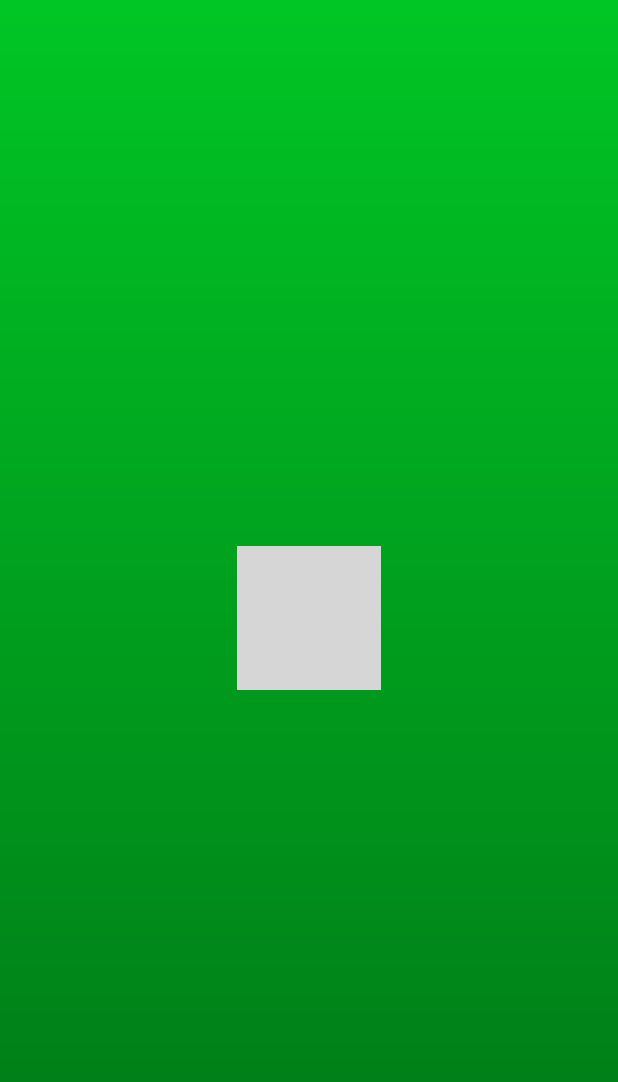
After one commit to antonjolsson/Thirty, an Android app: the SplashActivity screen opened directly, with no data from a screen before it, on a phone screen of 412 x 824 dp. The commit adds this screen. Shown: the top 1082 px of the screen. Run offline under Robolectric (Android 15) with nearby library versions, the phone set to English and light mode, and no system bars; grey boxes are pictures that could not be loaded.

Commit message:
Splash screen!

```diff
--- /dev/null
+++ b/app/src/main/java/com/antware/thirty/SplashActivity.java
@@ -0,0 +1,27 @@
+package com.antware.thirty;
+
+import androidx.appcompat.app.AppCompatActivity;
+
+import android.content.Intent;
+import android.os.Bundle;
+import android.os.Handler;
+
+public class SplashActivity extends AppCompatActivity {
+
+    private final static int SPLASH_DUR = 4000;
+
+    @Override
+    protected void onCreate(Bundle savedInstanceState) {
+        super.onCreate(savedInstanceState);
+        setContentView(R.layout.activity_splash);
+
+        final Intent intent = new Intent(this, GameActivity.class);
+        new Handler().postDelayed(new Runnable() {
+            @Override
+            public void run() {
+                startActivity(intent);
+                finish();
+            }
+        }, SPLASH_DUR);
+    }
+}
--- /dev/null
+++ b/app/src/main/res/layout/activity_splash.xml
@@ -0,0 +1,18 @@
+<?xml version="1.0" encoding="utf-8"?>
+<LinearLayout xmlns:android="http://schemas.android.com/apk/res/android"
+    xmlns:app="http://schemas.android.com/apk/res-auto"
+    xmlns:tools="http://schemas.android.com/tools"
+    android:layout_width="match_parent"
+    android:layout_height="match_parent"
+    android:background="@drawable/background"
+    android:gravity="center"
+    android:orientation="vertical"
+    tools:context=".SplashActivity">
+
+    <ImageView
+        android:id="@+id/imageView"
+        style="@style/card"
+        android:layout_width="wrap_content"
+        android:layout_height="wrap_content"
+        android:src="@drawable/logo" />
+</LinearLayout>
```
Also changed, not shown: app/src/main/AndroidManifest.xml (+12 -4 lines), app/src/main/java/com/antware/thirty/GameActivity.java (+86 -29 lines), app/src/main/java/com/antware/thirty/MusicService.java (+41 -3 lines), app/src/main/res/layout-land/activity_main.xml (+42 -6 lines), app/src/main/res/layout/activity_main.xml (+6 -6 lines).
